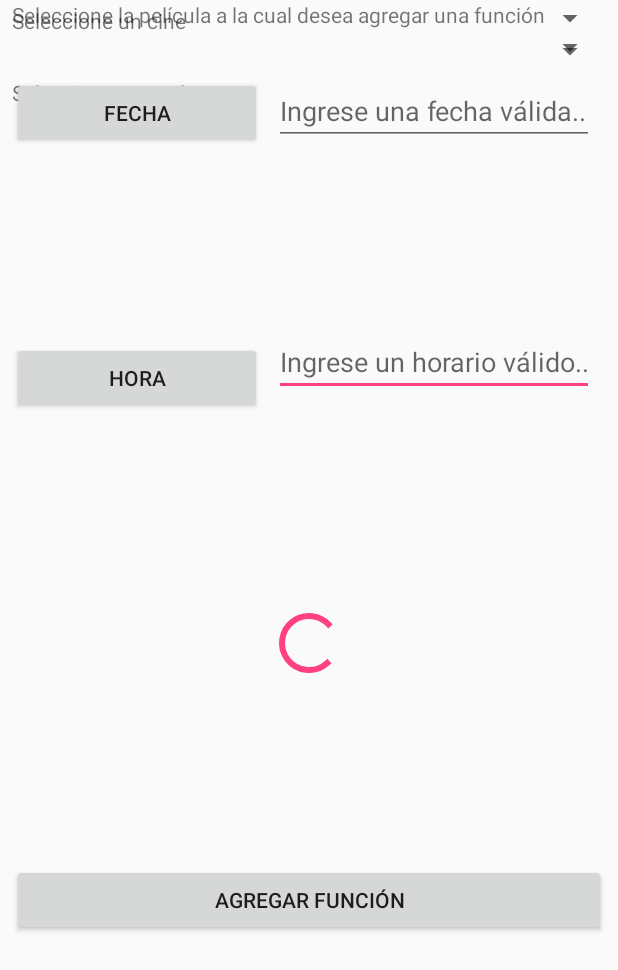
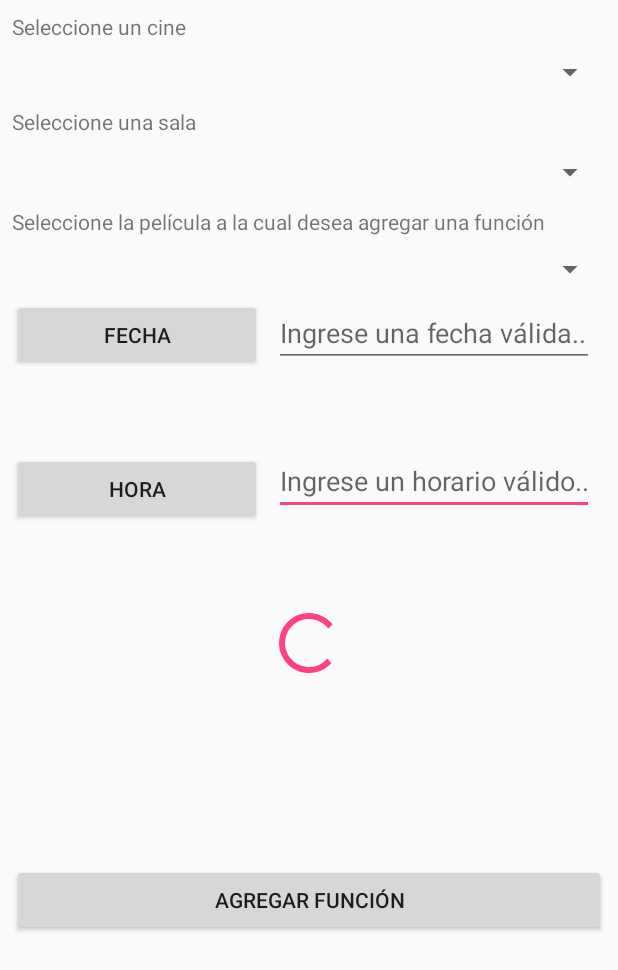
Before and after one commit to tincho2015/CinemaTeatralV2, an Android app: the layout abm_funcion_fragment.xml on its own in the app's theme, with its tools: preview values and no code run, on a phone screen of 412 x 824 dp. Shown: the top 970 px of the screen. Run offline under Robolectric (Android 15) with nearby library versions, the phone set to English and light mode, and no system bars.

Commit message:
Proyecto hasta ahora.

```diff
--- a/app/src/main/java/com/example/darkknight/cinemateatralv2/menu_lateral_principal.java
+++ b/app/src/main/java/com/example/darkknight/cinemateatralv2/menu_lateral_principal.java
@@ -204,6 +204,11 @@ public class menu_lateral_principal extends AppCompatActivity
 
     }
 
+    @Override
+    public ArrayList darPelis(sala_cine sc) {
+        return admin.darPelis(sc);
+    }
+
     public void cambiarSala(){
 
         Fragment f = null;
--- a/app/src/main/res/layout/abm_funcion_fragment.xml
+++ b/app/src/main/res/layout/abm_funcion_fragment.xml
@@ -15,52 +15,63 @@
             android:id="@+id/textView34"
             android:layout_width="0dp"
             android:layout_height="wrap_content"
+            android:layout_marginBottom="8dp"
             android:layout_marginEnd="8dp"
             android:layout_marginStart="8dp"
-            android:layout_marginTop="4dp"
+            android:layout_marginTop="8dp"
             android:text="@string/title_seleccion_cine_funcion"
+            app:layout_constraintBottom_toBottomOf="parent"
             app:layout_constraintEnd_toEndOf="parent"
             app:layout_constraintHorizontal_bias="0.0"
             app:layout_constraintStart_toStartOf="parent"
-            app:layout_constraintTop_toTopOf="parent" />
+            app:layout_constraintTop_toTopOf="parent"
+            app:layout_constraintVertical_bias="0.0" />
 
         <Spinner
             android:id="@+id/spCines"
             android:layout_width="0dp"
-            android:layout_height="28dp"
-            android:layout_marginBottom="4dp"
+            android:layout_height="wrap_content"
+            android:layout_marginBottom="8dp"
             android:layout_marginEnd="8dp"
             android:layout_marginStart="8dp"
             android:layout_marginTop="8dp"
-            app:layout_constraintBottom_toTopOf="@+id/textView33"
+            app:layout_constraintBottom_toBottomOf="parent"
             app:layout_constraintEnd_toEndOf="parent"
             app:layout_constraintHorizontal_bias="0.0"
             app:layout_constraintStart_toStartOf="parent"
             app:layout_constraintTop_toTopOf="parent"
-            app:layout_constraintVertical_bias="1.0" />
+            app:layout_constraintVertical_bias="0.036" />
 
         <Spinner
             android:id="@+id/spPeliculas"
             android:layout_width="0dp"
             android:layout_height="wrap_content"
+            android:layout_marginBottom="8dp"
             android:layout_marginEnd="8dp"
             android:layout_marginStart="8dp"
+            android:layout_marginTop="8dp"
+            app:layout_constraintBottom_toBottomOf="parent"
             app:layout_constraintEnd_toEndOf="parent"
             app:layout_constraintHorizontal_bias="0.0"
             app:layout_constraintStart_toStartOf="parent"
-            app:layout_constraintTop_toBottomOf="@+id/textView25" />
+            app:layout_constraintTop_toTopOf="parent"
+            app:layout_constraintVertical_bias="0.203" />
 
         <TextView
             android:id="@+id/textView25"
             android:layout_width="0dp"
             android:layout_height="wrap_content"
+            android:layout_marginBottom="8dp"
             android:layout_marginEnd="8dp"
             android:layout_marginStart="8dp"
+            android:layout_marginTop="8dp"
             android:text="@string/title_seleccion_pelicula"
+            app:layout_constraintBottom_toBottomOf="parent"
             app:layout_constraintEnd_toEndOf="parent"
             app:layout_constraintHorizontal_bias="0.0"
             app:layout_constraintStart_toStartOf="parent"
-            tools:layout_editor_absoluteY="96dp" />
+            app:layout_constraintTop_toTopOf="parent"
+            app:layout_constraintVertical_bias="0.165" />
 
         <ListView
             android:id="@+id/listFunciones"
@@ -83,11 +94,14 @@
             android:layout_marginBottom="200dp"
             android:layout_marginEnd="8dp"
             android:layout_marginStart="8dp"
+            android:layout_marginTop="8dp"
             android:text="@string/title_btn_funcion"
             app:layout_constraintBottom_toBottomOf="parent"
             app:layout_constraintEnd_toEndOf="parent"
             app:layout_constraintHorizontal_bias="0.0"
-            app:layout_constraintStart_toStartOf="parent" />
+            app:layout_constraintStart_toStartOf="parent"
+            app:layout_constraintTop_toTopOf="parent"
+            app:layout_constraintVertical_bias="1.0" />
 
         <Button
             android:id="@+id/btnFecha"
@@ -111,6 +125,7 @@
             android:layout_marginEnd="16dp"
             android:layout_marginTop="8dp"
             android:layout_weight="1"
+            android:cursorVisible="false"
             android:ems="10"
             android:hint="@string/title_seleccion_horario"
             android:inputType="time"
@@ -126,6 +141,7 @@
             android:layout_marginEnd="16dp"
             android:layout_marginTop="8dp"
             android:layout_weight="1"
+            android:cursorVisible="false"
             android:ems="10"
             android:hint="@string/title_seleccion_fecha"
             android:inputType="date"
@@ -179,24 +195,32 @@
             android:id="@+id/textView33"
             android:layout_width="0dp"
             android:layout_height="wrap_content"
+            android:layout_marginBottom="8dp"
             android:layout_marginEnd="8dp"
             android:layout_marginStart="8dp"
-            android:layout_marginTop="52dp"
+            android:layout_marginTop="8dp"
             android:text="@string/title_seleccion_sala_pelicula"
+            app:layout_constraintBottom_toBottomOf="parent"
             app:layout_constraintEnd_toEndOf="parent"
             app:layout_constraintHorizontal_bias="0.0"
             app:layout_constraintStart_toStartOf="parent"
-            app:layout_constraintTop_toTopOf="parent" />
+            app:layout_constraintTop_toTopOf="parent"
+            app:layout_constraintVertical_bias="0.08" />
 
         <Spinner
             android:id="@+id/spSalas"
             android:layout_width="0dp"
             android:layout_height="wrap_content"
+            android:layout_marginBottom="8dp"
             android:layout_marginEnd="8dp"
             android:layout_marginStart="8dp"
+            android:layout_marginTop="8dp"
+            app:layout_constraintBottom_toBottomOf="parent"
             app:layout_constraintEnd_toEndOf="parent"
+            app:layout_constraintHorizontal_bias="0.0"
             app:layout_constraintStart_toStartOf="parent"
-            tools:layout_editor_absoluteY="72dp" />
+            app:layout_constraintTop_toTopOf="parent"
+            app:layout_constraintVertical_bias="0.121" />
 
     </android.support.constraint.ConstraintLayout>
 
```
Also changed, not shown: app/src/main/java/com/example/darkknight/cinemateatralv2/abm_cine_fragment.java (+12 -9 lines), app/src/main/java/com/example/darkknight/cinemateatralv2/abm_funcion.java (+14 -10 lines), app/src/main/java/com/example/darkknight/cinemateatralv2/abm_pelicula_fragment.java (+55 -0 lines).
